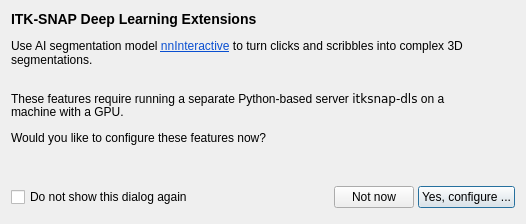
pyushkevich/itksnap, file GUI/Qt/Windows/DeepLearningInfoDialog.ui: the form before one commit.
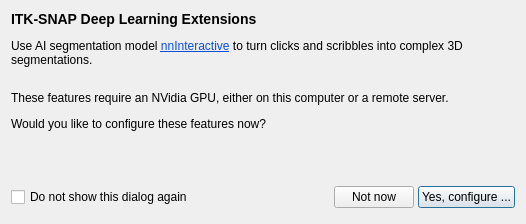
The form after the commit. Icons and pictures are not drawn.

Patch:
```diff
--- a/GUI/Qt/Windows/DeepLearningInfoDialog.ui
+++ b/GUI/Qt/Windows/DeepLearningInfoDialog.ui
@@ -150,7 +150,7 @@
    <item row="3" column="0">
     <widget class="QLabel" name="label_4">
      <property name="text">
-      <string>These features require running a separate Python-based server &lt;code&gt;itksnap-dls&lt;/code&gt; on a machine with a GPU. </string>
+      <string>These features require an NVidia GPU, either on this computer or a remote server.</string>
      </property>
      <property name="wordWrap">
       <bool>true</bool>
```
